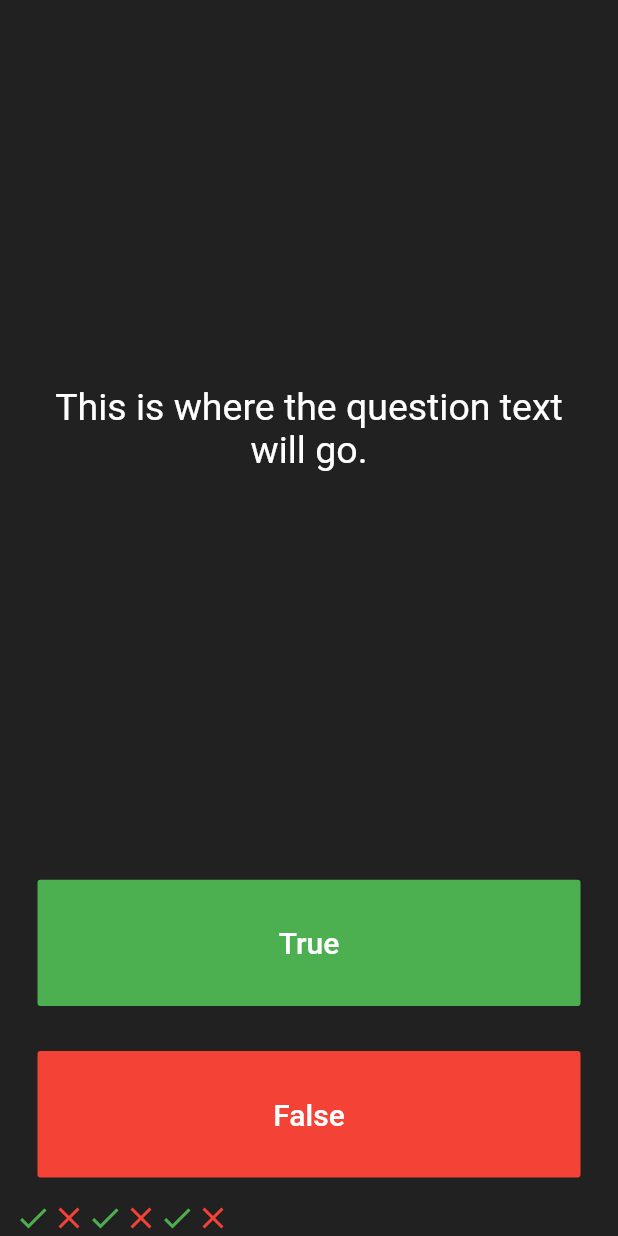
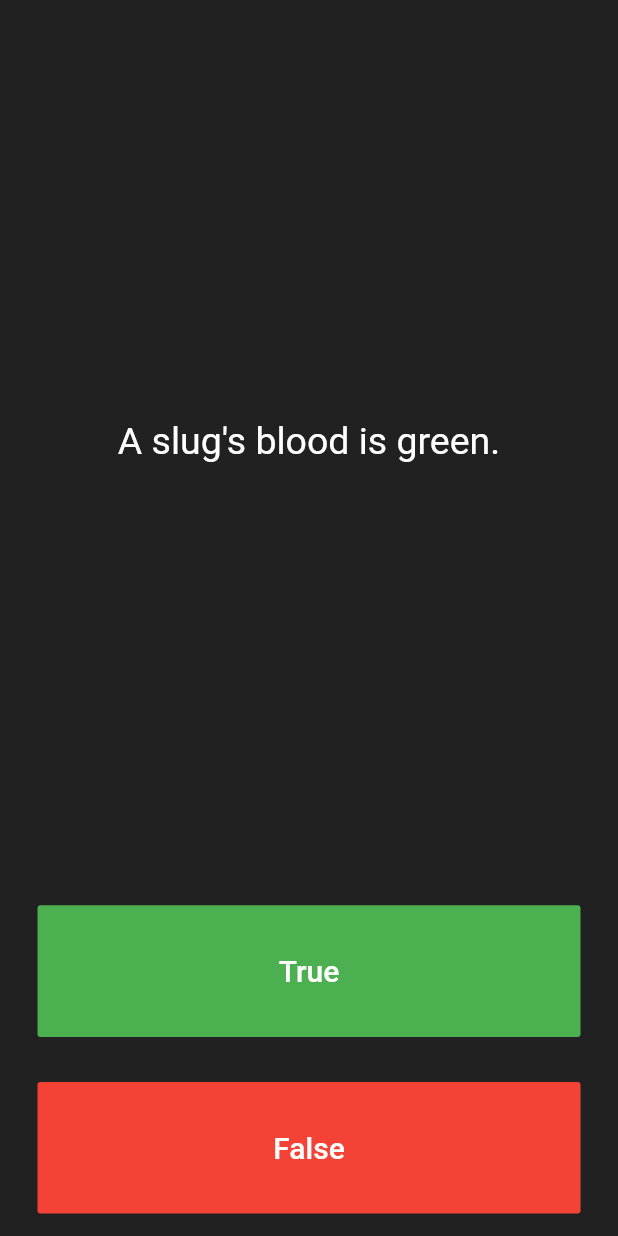
Before and after one commit to ami9901/quizzler, a Flutter app: the screen it shows after launch, after a tap on "True", after a tap on "False", on a phone screen of 412 x 824 dp. Run offline on Flutter 3.47's test engine with Material 2 defaults, Android fonts, the phone set to English and light mode, and no system bars.

Commit message:
displaying questions

```diff
--- a/lib/main.dart
+++ b/lib/main.dart
@@ -25,24 +25,14 @@ class QuizPage extends StatefulWidget {
 }
 
 class _QuizPageState extends State<QuizPage> {
-  List<Icon> scoreKeeper = [
-    Icon(
-      Icons.check,
-      color: Colors.green,
-    ),
-    Icon(
-      Icons.close,
-      color: Colors.red,
-    ),
-    Icon(
-      Icons.check,
-      color: Colors.green,
-    ),
-    Icon(
-      Icons.close,
-      color: Colors.red,
-    ),
+  List<Icon> scoreKeeper = [];
+  List<String> questions = [
+    'You can lead a cow down stairs but not up stairs.',
+    'Approximately one quarter of human bones are in the feet.',
+    'A slug\'s blood is green.'
   ];
+  int questionNumber=0;
+
   @override
   Widget build(BuildContext context) {
     return Column(
@@ -55,7 +45,7 @@ class _QuizPageState extends State<QuizPage> {
             padding: EdgeInsets.all(10.0),
             child: Center(
               child: Text(
-                'This is where the question text will go.',
+                questions[questionNumber],
                 textAlign: TextAlign.center,
                 style: TextStyle(
                   fontSize: 25.0,
@@ -80,13 +70,9 @@ class _QuizPageState extends State<QuizPage> {
               ),
               onPressed: () {
                 setState(() {
-                  scoreKeeper.add(
-                    Icon(
-                      Icons.check,
-                      color: Colors.green,
-                    ),
-                  );
+                  questionNumber++;
                 });
+                print(questionNumber);
               },
             ),
           ),
@@ -105,13 +91,9 @@ class _QuizPageState extends State<QuizPage> {
               ),
               onPressed: () {
                 setState(() {
-                  scoreKeeper.add(
-                    Icon(
-                      Icons.close,
-                      color: Colors.red,
-                    ),
-                  );
+                  questionNumber++;
                 });
+                print(questionNumber);
               },
             ),
           ),
```
